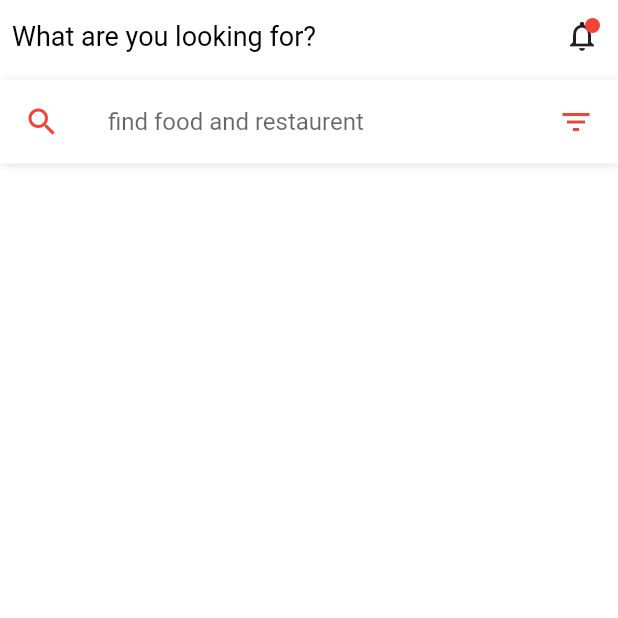
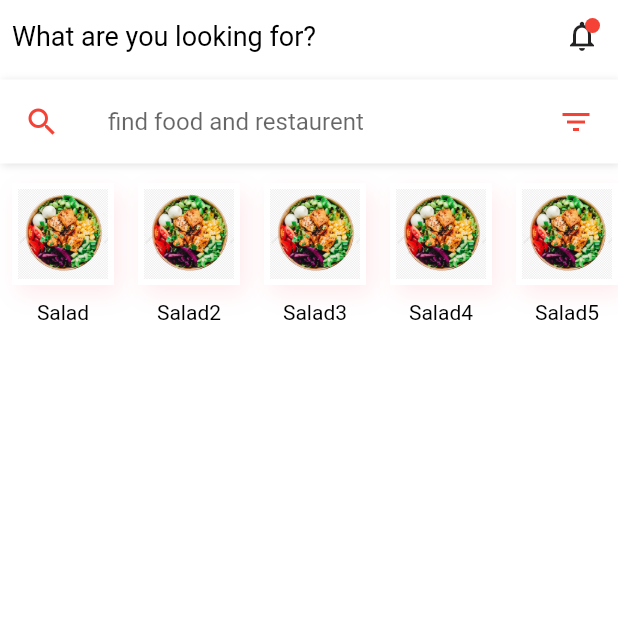
Before and after one commit to Git-jD/Anpro, a Flutter app: the screen it shows after launch, on a phone screen of 412 x 824 dp, the top half of it. Run offline on Flutter 3.47's test engine with Material 2 defaults, Android fonts, the phone set to English and light mode, and no system bars.

Commit message:
used category widget in Home.dart

```diff
--- a/lib/src/screens/home.dart
+++ b/lib/src/screens/home.dart
@@ -1,6 +1,7 @@
 import 'package:flutter/material.dart';
 import '../widgets/commons.dart';
 import '../widgets/title.dart';
+import '../widgets/categories.dart';
 
 class Home extends StatefulWidget {
   @override
@@ -74,6 +75,7 @@ class _HomeState extends State<Home> {
             SizedBox(
               height: 5,
             ),
+            Categories()
           ],
         ),
       ),
--- a/lib/src/widgets/categories.dart
+++ b/lib/src/widgets/categories.dart
@@ -3,7 +3,15 @@ import '../models/category.dart';
 import 'commons.dart';
 import 'title.dart';
 
-List<Category> categoriesList = [Category(name: "Salad", image: "Food1.jpg")];
+List<Category> categoriesList = [
+  Category(name: "Salad", image: "Food1.jpg"),
+  Category(name: "Salad2", image: "Food1.jpg"),
+  Category(name: "Salad3", image: "Food1.jpg"),
+  Category(name: "Salad4", image: "Food1.jpg"),
+  Category(name: "Salad5", image: "Food1.jpg"),
+  Category(name: "Salad6", image: "Food1.jpg"),
+  Category(name: "Salad7", image: "Food1.jpg")
+];
 
 class Categories extends StatelessWidget {
   @override
@@ -12,7 +20,7 @@ class Categories extends StatelessWidget {
       height: 120,
       child: ListView.builder(
         scrollDirection: Axis.horizontal,
-        itemCount: 15,
+        itemCount: categoriesList.length,
         itemBuilder: (_, index) {
           return Padding(
             padding: const EdgeInsets.all(8.0),
```
